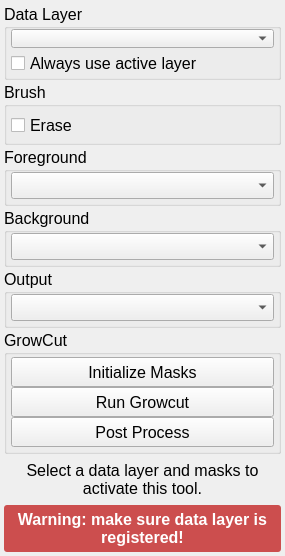
First picture: the form in src/Interface/ToolInterface/GrowCutToolInterface.ui, repository SCIInstitute/Seg3D, before the edit.
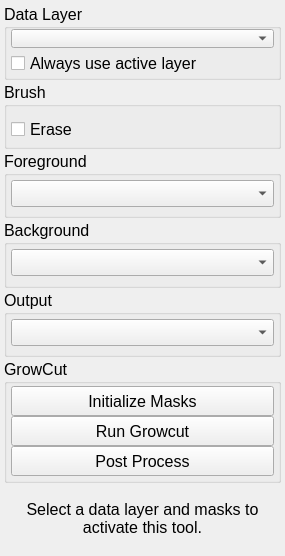
Second picture: the form after the edit. Custom widgets are drawn as their Qt base class.

Commit message: Remove registration warning

```diff
--- a/src/Interface/ToolInterface/GrowCutToolInterface.ui
+++ b/src/Interface/ToolInterface/GrowCutToolInterface.ui
@@ -410,57 +410,6 @@
      </layout>
     </widget>
    </item>
-   <item>
-    <widget class="QWidget" name="message_warning_" native="true">
-     <property name="minimumSize">
-      <size>
-       <width>0</width>
-       <height>32</height>
-      </size>
-     </property>
-     <property name="styleSheet">
-      <string notr="true">QLabel#warning_{
-	color: white;
-	font: bold;
-}
-
-QWidget#message_warning_{
-	border-radius: 3px;
-	background-color: rgb(204,78,78);
-}</string>
-     </property>
-     <layout class="QHBoxLayout" name="horizontalLayout_7">
-      <property name="spacing">
-       <number>0</number>
-      </property>
-      <property name="leftMargin">
-       <number>4</number>
-      </property>
-      <property name="topMargin">
-       <number>4</number>
-      </property>
-      <property name="rightMargin">
-       <number>4</number>
-      </property>
-      <property name="bottomMargin">
-       <number>4</number>
-      </property>
-      <item>
-       <widget class="QLabel" name="warning_">
-        <property name="text">
-         <string>Warning: make sure data layer is registered!</string>
-        </property>
-        <property name="alignment">
-         <set>Qt::AlignCenter</set>
-        </property>
-        <property name="wordWrap">
-         <bool>true</bool>
-        </property>
-       </widget>
-      </item>
-     </layout>
-    </widget>
-   </item>
   </layout>
  </widget>
  <customwidgets>
```
The commit also changes 3 other files.
